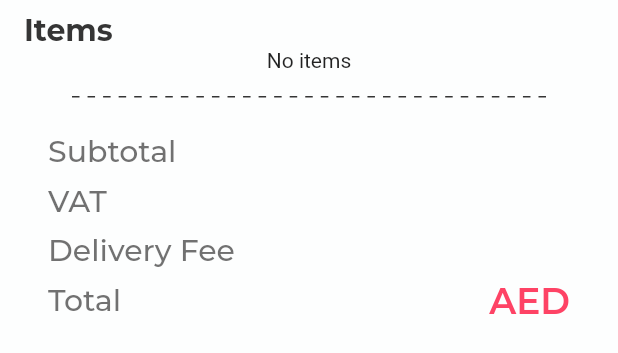
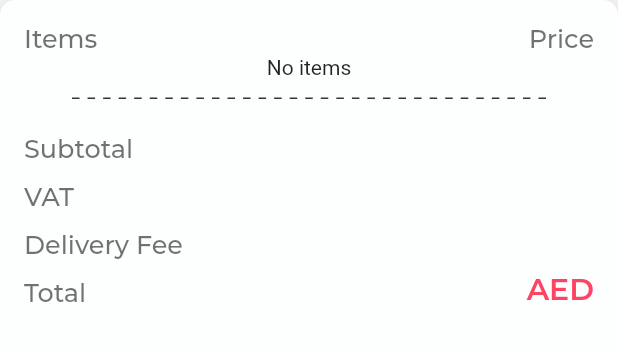
Before and after one commit to bilalep/eatroot_admin_dashboard, a Flutter app: the ItemDetailsContainer widget shown alone on an empty page, opened directly with empty values, on a phone screen of 412 x 824 dp. Shown: the top 353 px of the screen. Run offline on Flutter 3.47's test engine with Material 2 defaults, Android fonts, the phone set to English and light mode, and no system bars; our stand-ins replace equatable, flutter_offline, google_fonts, shared_preferences, shimmer, sticky_headers and 1 more; accounts and stored records are empty.

Commit message:
Update Item Details card

```diff
--- a/lib/presentation/screens/order_details/order_details_screen.dart
+++ b/lib/presentation/screens/order_details/order_details_screen.dart
@@ -96,7 +96,8 @@ class OrderDetailsScreen extends StatelessWidget {
                                 ],
                               ),
                             ),
-                            Expanded(
+                            Padding(
+                              padding: const EdgeInsets.all(16),
                               child: ItemDetailsContainer(
                                 orderDetail: orderDetail,
                               ),
--- a/lib/presentation/screens/order_details/widgets/item_details_container.dart
+++ b/lib/presentation/screens/order_details/widgets/item_details_container.dart
@@ -17,8 +17,18 @@ class ItemDetailsContainer extends StatelessWidget {
   @override
   Widget build(BuildContext context) {
     return Container(
-      decoration: const BoxDecoration(
+      decoration: BoxDecoration(
         color: kColorWhite,
+        borderRadius: const BorderRadius.all(
+          Radius.circular(10),
+        ),
+        boxShadow: [
+          BoxShadow(
+            color: kColorBlack.withOpacity(0.2),
+            blurRadius: 12,
+            // spreadRadius: 10,
+          ),
+        ],
       ),
       child: Column(
         crossAxisAlignment: CrossAxisAlignment.start,
@@ -26,31 +36,41 @@ class ItemDetailsContainer extends StatelessWidget {
           Padding(
             padding: const EdgeInsets.fromLTRB(
               16,
-              8,
+              12,
               16,
               0,
             ),
-            child: Text(
-              'Items',
-              style: kTSOrderDetailScreenTitle1,
+            child: Row(
+              mainAxisAlignment: MainAxisAlignment.spaceBetween,
+              children: [
+                Text(
+                  'Items',
+                  style: AppTextStyles.mediumMedium(
+                    color: kColorBlack.withOpacity(0.7),
+                  ),
+                ),
+                Text(
+                  'Price',
+                  style: AppTextStyles.mediumMedium(
+                    color: kColorBlack.withOpacity(0.7),
+                  ),
+                )
+              ],
             ),
           ),
           ItemsExpansionPanelList(
             orderDetail: orderDetail,
           ),
           const Padding(
-            padding: EdgeInsets.symmetric(horizontal: 48, vertical: 16),
+            padding: EdgeInsets.symmetric(horizontal: 48, vertical: 12),
             child: DottedDivider(),
           ),
           Padding(
-            padding: const EdgeInsets.symmetric(horizontal: 32),
+            padding: const EdgeInsets.symmetric(horizontal: 16),
             child: OrderBillColumn(orderDetail: orderDetail),
           ),
           const SizedBox(
-            width: 16,
-          ),
-          const SizedBox(
-            height: 8,
+            height: 16,
           ),
         ],
       ),
--- a/lib/presentation/screens/order_details/widgets/order_bill_column.dart
+++ b/lib/presentation/screens/order_details/widgets/order_bill_column.dart
@@ -25,8 +25,7 @@ class OrderBillColumn extends StatelessWidget {
         _buildTableRow(
           'Total',
           '${orderDetail.finalAmount} AED',
-          valueStyle:
-              AppTextStyles.semiBoldExtraLarge(color: kColorPrimaryPink),
+          valueStyle: AppTextStyles.semiBoldLarge(color: kColorPrimaryPink),
         ),
       ],
     );
@@ -40,14 +39,14 @@ class OrderBillColumn extends StatelessWidget {
     return TableRow(
       children: [
         SizedBox(
-          height: 33,
+          height: 32,
           child: Column(
             mainAxisAlignment: MainAxisAlignment.end,
             crossAxisAlignment: CrossAxisAlignment.start,
             children: [
               Text(
                 title ?? '',
-                style: AppTextStyles.mediumLarge(
+                style: AppTextStyles.mediumMedium(
                   color: kColorBlack.withOpacity(0.7),
                 ),
               ),
@@ -55,14 +54,14 @@ class OrderBillColumn extends StatelessWidget {
           ),
         ),
         SizedBox(
-          height: 33,
+          height: 32,
           child: Column(
             mainAxisAlignment: MainAxisAlignment.end,
             crossAxisAlignment: CrossAxisAlignment.end,
             children: [
               Text(
                 value ?? '-',
-                style: valueStyle ?? AppTextStyles.semiBoldLarge(),
+                style: valueStyle ?? AppTextStyles.semiBoldMedium(),
                 textAlign: TextAlign.end,
               ),
             ],
```
Also changed, not shown: lib/presentation/screens/order_details/widgets/items_expansion_panel_list.dart (+10 -13 lines).
